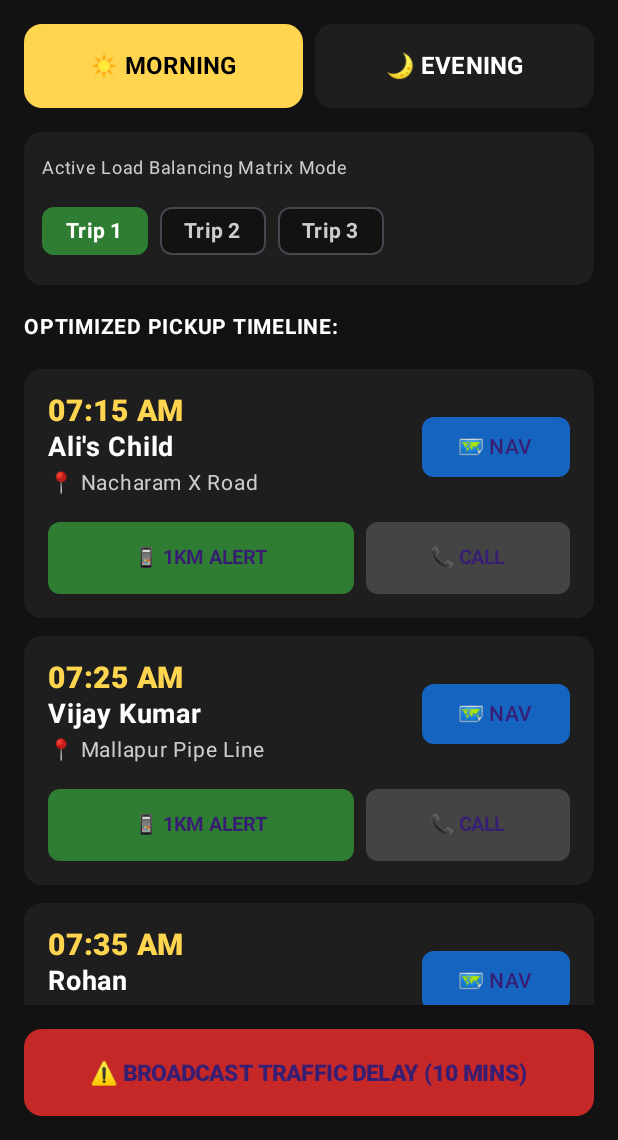
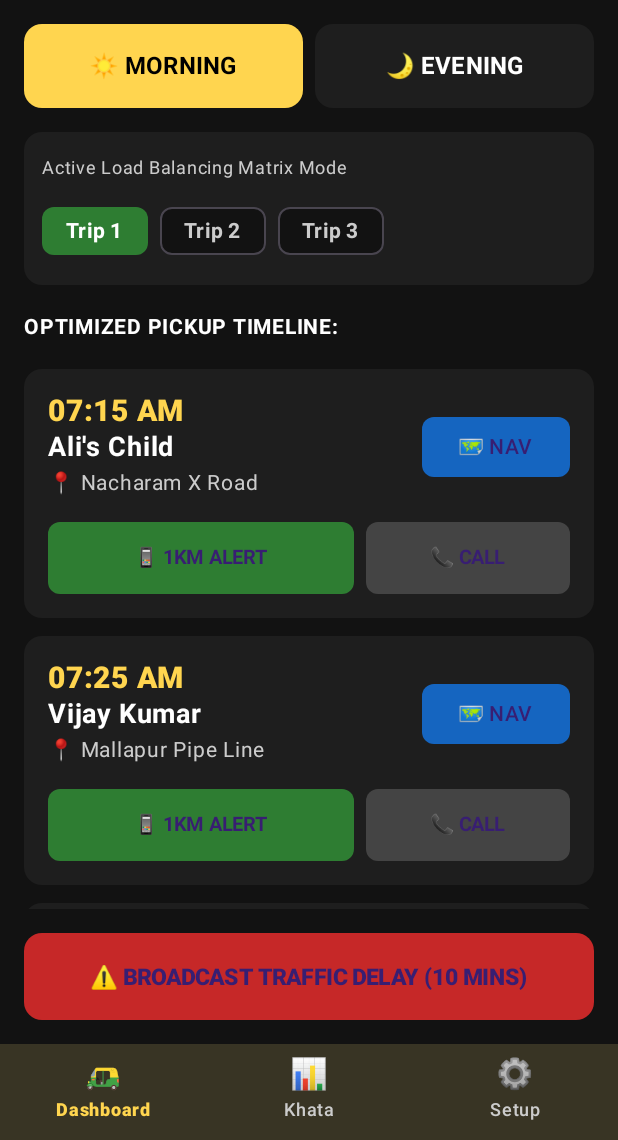
Before and after one commit to alipm/zippo-app, an Android app built with Jetpack Compose: the screen it shows after launch (MainActivity), on a phone screen of 412 x 824 dp, the part 96-1236 px from its top. Run offline under Robolectric (Android 15) with nearby library versions, the phone set to English and light mode, and no system bars.

Commit message:
feat: design persistent bottom navigation bar hub linking core workspace tabs

```diff
--- a/zippo-android/app/src/main/java/com/zippo/app/MainActivity.kt
+++ b/zippo-android/app/src/main/java/com/zippo/app/MainActivity.kt
@@ -4,14 +4,7 @@ import android.os.Bundle
 import androidx.activity.ComponentActivity
 import androidx.activity.compose.setContent
 import androidx.activity.enableEdgeToEdge
-import androidx.compose.foundation.layout.fillMaxSize
-import androidx.compose.foundation.layout.padding
-import androidx.compose.material3.Scaffold
-import androidx.compose.material3.Text
-import androidx.compose.runtime.Composable
-import androidx.compose.ui.Modifier
-import androidx.compose.ui.tooling.preview.Preview
-import com.zippo.app.ui.screens.HomeScreen
+import com.zippo.app.ui.navigation.MainNavigationHub
 import com.zippo.app.ui.theme.ZippoTheme
 
 class MainActivity : ComponentActivity() {
@@ -20,7 +13,7 @@ class MainActivity : ComponentActivity() {
         enableEdgeToEdge()
         setContent {
             ZippoTheme {
-                HomeScreen()
+                MainNavigationHub()
             }
         }
     }
--- /dev/null
+++ b/zippo-android/app/src/main/java/com/zippo/app/ui/navigation/MainNavigationHub.kt
@@ -0,0 +1,77 @@
+package com.zippo.app.ui.navigation
+
+import androidx.compose.foundation.background
+import androidx.compose.foundation.clickable
+import androidx.compose.foundation.layout.*
+import androidx.compose.material3.*
+import androidx.compose.runtime.*
+import androidx.compose.ui.Alignment
+import androidx.compose.ui.Modifier
+import androidx.compose.ui.graphics.Color
+import androidx.compose.ui.text.font.FontWeight
+import androidx.compose.ui.unit.dp
+import androidx.compose.ui.unit.sp
+import com.zippo.app.ui.screens.HomeScreen
+import com.zippo.app.ui.screens.LedgerScreen
+import com.zippo.app.ui.screens.OnboardingScreen
+import com.zippo.app.ui.theme.*
+
+@Composable
+fun MainNavigationHub() {
+    var currentScreen by remember { mutableStateOf<Screen>(Screen.Home) }
+
+    Scaffold(
+        bottomBar = {
+            // HIGH-CONTRAST CHASSIS FOOTER HUB (56dp Height layout bar structure)
+            Surface(
+                color = SurfaceGray,
+                tonalElevation = 8.dp,
+                modifier = Modifier.fillMaxWidth().height(64.dp)
+            ) {
+                Row(
+                    modifier = Modifier.fillMaxSize(),
+                    horizontalArrangement = Arrangement.SpaceAround,
+                    verticalAlignment = Alignment.CenterVertically
+                ) {
+                    val items = listOf(Screen.Home, Screen.Ledger, Screen.Onboarding)
+
+                    items.forEach { screen ->
+                        val isSelected = currentScreen == screen
+
+                        Column(
+                            horizontalAlignment = Alignment.CenterHorizontally,
+                            verticalArrangement = Arrangement.Center,
+                            modifier = Modifier
+                                .weight(1f)
+                                .fillMaxHeight()
+                                .clickable { currentScreen = screen }
+                                .padding(vertical = 4.dp)
+                        ) {
+                            // High Visibility Indicator Typography & Emojis
+                            Text(
+                                text = screen.icon,
+                                fontSize = 20.sp
+                            )
+                            Text(
+                                text = screen.title,
+                                fontSize = 12.sp,
+                                fontWeight = if (isSelected) FontWeight.ExtraBold else FontWeight.Medium,
+                                color = if (isSelected) YellowAuto else Color.LightGray
+                            )
+                        }
+                    }
+                }
+            }
+        },
+        containerColor = DarkChassis
+    ) { innerPadding ->
+        // DYNAMIC WORKSPACE ROUTER INJECTION BLOCK
+        Box(modifier = Modifier.padding(innerPadding).fillMaxSize()) {
+            when (currentScreen) {
+                is Screen.Home -> HomeScreen()
+                is Screen.Ledger -> LedgerScreen()
+                is Screen.Onboarding -> OnboardingScreen()
+            }
+        }
+    }
+}
--- /dev/null
+++ b/zippo-android/app/src/main/java/com/zippo/app/ui/navigation/Screen.kt
@@ -0,0 +1,7 @@
+package com.zippo.app.ui.navigation
+
+sealed class Screen(val route: String, val title: String, val icon: String) {
+    object Home : Screen("home", "Dashboard", "🛺")
+    object Ledger : Screen("ledger", "Khata", "📊")
+    object Onboarding : Screen("onboarding", "Setup", "⚙️")
+}
--- a/zippo-android/app/src/main/java/com/zippo/app/ui/screens/HomeScreen.kt
+++ b/zippo-android/app/src/main/java/com/zippo/app/ui/screens/HomeScreen.kt
@@ -3,7 +3,6 @@ package com.zippo.app.ui.screens
 import android.content.Context
 import android.content.Intent
 import android.net.Uri
-import androidx.compose.foundation.background
 import androidx.compose.foundation.layout.*
 import androidx.compose.foundation.lazy.LazyColumn
 import androidx.compose.foundation.lazy.items
--- a/zippo-android/app/src/main/java/com/zippo/app/ui/screens/LedgerScreen.kt
+++ b/zippo-android/app/src/main/java/com/zippo/app/ui/screens/LedgerScreen.kt
@@ -1,9 +1,5 @@
 package com.zippo.app.ui.screens
 
-import android.content.Context
-import android.content.Intent
-import android.net.Uri
-import androidx.compose.foundation.background
 import androidx.compose.foundation.layout.*
 import androidx.compose.foundation.lazy.LazyColumn
 import androidx.compose.foundation.lazy.items
@@ -19,7 +15,6 @@ import androidx.compose.ui.text.font.FontWeight
 import androidx.compose.ui.unit.dp
 import androidx.compose.ui.unit.sp
 import com.zippo.app.ui.theme.*
-import java.net.URLEncoder
 
 data class LedgerInvoiceItem(
     val id: String,
```
